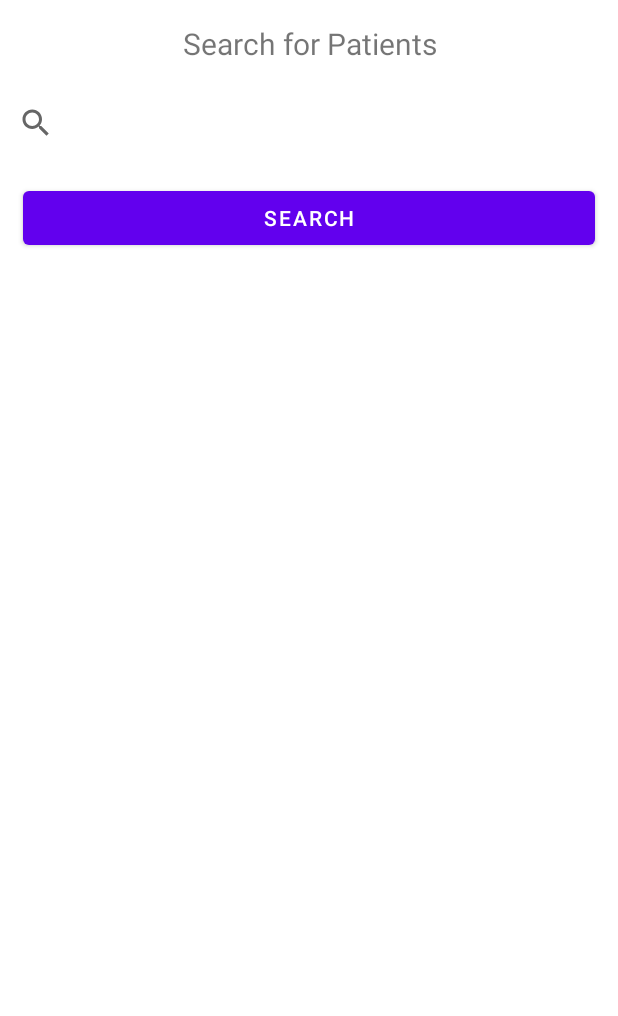
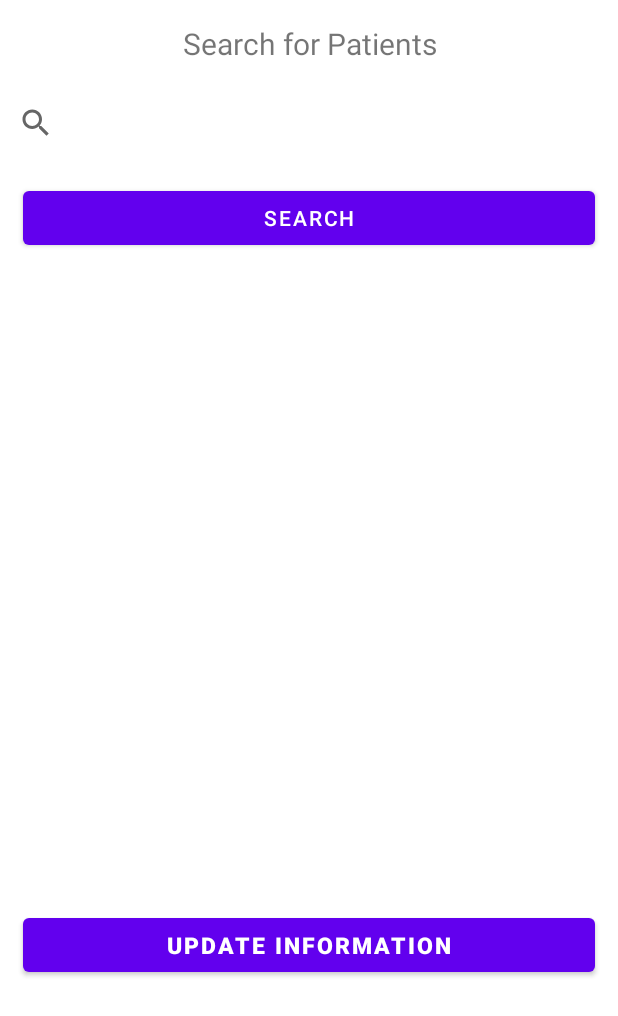
Before and after one commit to omarmohanned/HCCC, an Android app: the pati_list screen opened directly, with no data from a screen before it, on a phone screen of 412 x 824 dp. Shown: the top 1016 px of the screen. Run offline under Robolectric (Android 15) with nearby library versions, the phone set to English and light mode, and no system bars; our stand-ins replace Firebase (no records; nobody signed in at launch, a user with empty details on screens opened directly).

Commit message:
Hccc-app

```diff
--- a/app/src/main/java/com/example/hccc/admin_main.java
+++ b/app/src/main/java/com/example/hccc/admin_main.java
@@ -26,7 +26,7 @@ public class admin_main extends AppCompatActivity {
         start_sign_up = findViewById(R.id.start_sign_up);
         log_out = findViewById(R.id.log_out);
 
-//////spinner
+        //////spinner
         String[] users1 = {"select user type", "pharmacist", "Doctor", "Nurse", "Technician"};
 
         ArrayAdapter<String> arrayAdapter = new ArrayAdapter<>(getApplicationContext(), android.R.layout.simple_list_item_activated_1, users1);
@@ -34,7 +34,7 @@ public class admin_main extends AppCompatActivity {
         arrayAdapter.setDropDownViewResource(android.R.layout.simple_dropdown_item_1line);
 
         user_type.setAdapter(arrayAdapter);
-//////////
+        //////////
         start_sign_up.setOnClickListener(new View.OnClickListener() {
             @Override
             public void onClick(View view) {
--- a/app/src/main/java/com/example/hccc/log_in.java
+++ b/app/src/main/java/com/example/hccc/log_in.java
@@ -62,7 +62,6 @@ public class log_in extends AppCompatActivity {
                                 @Override
                                 public void onComplete(@NonNull Task<AuthResult> task) {
                                     firebaseUser = FirebaseAuth.getInstance().getCurrentUser();
-                                    firebaseUser.getUid();
                                     databaseReference.child("users").child(firebaseUser.getUid()).child("work").addValueEventListener(new ValueEventListener() {
                                         @Override
                                         public void onDataChange(@NonNull DataSnapshot snapshot) {
--- a/app/src/main/java/com/example/hccc/pati_list.java
+++ b/app/src/main/java/com/example/hccc/pati_list.java
@@ -1,5 +1,6 @@
 package com.example.hccc;
 
+import androidx.annotation.NonNull;
 import androidx.appcompat.app.AppCompatActivity;
 import androidx.recyclerview.widget.RecyclerView;
 
@@ -7,27 +8,185 @@ import android.annotation.SuppressLint;
 import android.os.Bundle;
 import android.view.View;
 import android.widget.Button;
+import android.widget.EditText;
+import android.widget.SearchView;
 import android.widget.TextView;
 import android.widget.Toast;
+import android.widget.ViewSwitcher;
+
+import com.google.firebase.auth.FirebaseAuth;
+import com.google.firebase.auth.FirebaseUser;
+import com.google.firebase.database.DataSnapshot;
+import com.google.firebase.database.DatabaseError;
+import com.google.firebase.database.DatabaseReference;
+import com.google.firebase.database.FirebaseDatabase;
+import com.google.firebase.database.ValueEventListener;
 
 public class pati_list extends AppCompatActivity {
-    private Button search;
-    private RecyclerView rec_view;
+    private Button search, update_info;
+    private EditText age_update, chronic_update, smoker_update;
+    private SearchView search_text;
+    private FirebaseAuth firebaseAuth;
+    private DatabaseReference databaseReference, databaseReference1;
+    private FirebaseUser firebaseUser;
+    private TextView name, age, balance, gender, chronic, national, smoker;
+    String nat;
+    int number_of_times = 0;
+
 
     @SuppressLint("MissingInflatedId")
     @Override
     protected void onCreate(Bundle savedInstanceState) {
         super.onCreate(savedInstanceState);
         setContentView(R.layout.activity_pati_list);
+        //////////
+        age_update = findViewById(R.id.age_update);
+        chronic_update = findViewById(R.id.chronic_update);
+        smoker_update = findViewById(R.id.smoker_update);
+
+        age_update.setVisibility(View.GONE);
+        chronic_update.setVisibility(View.GONE);
+        smoker_update.setVisibility(View.GONE);
+
         /////////////
-        search=findViewById(R.id.search);
-        rec_view=findViewById(R.id.rec_view);
+        search = findViewById(R.id.search);
+        update_info = findViewById(R.id.update_info);
+        name = findViewById(R.id.name);
+        age = findViewById(R.id.age);
+        balance = findViewById(R.id.balance);
+        gender = findViewById(R.id.gender);
+        chronic = findViewById(R.id.chronic);
+        national = findViewById(R.id.national);
+        smoker = findViewById(R.id.smoker);
+        search_text = findViewById(R.id.search_text);
+        ////////
+        firebaseAuth = FirebaseAuth.getInstance();
+        databaseReference = FirebaseDatabase.getInstance().getReference();
+        databaseReference1 = FirebaseDatabase.getInstance().getReference();
+        firebaseUser = FirebaseAuth.getInstance().getCurrentUser();
+        ////////
+
+
+        update_info.setOnClickListener(new View.OnClickListener() {
+            @Override
+            public void onClick(View view) {
+                number_of_times++;
+                Toast.makeText(getApplicationContext(), String.valueOf(number_of_times), Toast.LENGTH_LONG).show();
+                if (number_of_times <= 2) {
+                    age.setVisibility(View.GONE);
+                    chronic.setVisibility(View.GONE);
+                    smoker.setVisibility(View.GONE);
+///////
+                    age_update.setVisibility(View.VISIBLE);
+                    chronic_update.setVisibility(View.VISIBLE);
+                    smoker_update.setVisibility(View.VISIBLE);
+
+                    age_update.setHint("Update your age");
+                    chronic_update.setHint("Update your  chronic");
+                    smoker_update.setHint("Update your smoker status");
+
+                }
+            }
+        });
         ///////////
         search.setOnClickListener(new View.OnClickListener() {
             @Override
             public void onClick(View view) {
-                Toast.makeText(getApplicationContext(), search.getText().toString(), Toast.LENGTH_SHORT).show();
+                Toast.makeText(getApplicationContext(), search_text.getQuery(), Toast.LENGTH_SHORT).show();
+                databaseReference.child("pat_nat").child(search_text.getQuery().toString()).child("uid").addValueEventListener(new ValueEventListener() {
+                    @Override
+                    public void onDataChange(@NonNull DataSnapshot snapshot) {
+                        nat = snapshot.getValue(String.class);
+                        Toast.makeText(getApplicationContext(), nat, Toast.LENGTH_LONG).show();
+
+                        databaseReference1.child("pat").child(nat).child("age").addValueEventListener(new ValueEventListener() {
+                            @Override
+                            public void onDataChange(@NonNull DataSnapshot snapshot) {
+                                age.setText("THE PATIENT AGE is: " + snapshot.getValue(String.class));
+                            }
+
+                            @Override
+                            public void onCancelled(@NonNull DatabaseError error) {
+
+                            }
+                        });
+                        databaseReference1.child("pat").child(nat).child("chronic").addValueEventListener(new ValueEventListener() {
+                            @Override
+                            public void onDataChange(@NonNull DataSnapshot snapshot) {
+                                chronic.setText("THE PATIENT chronic disease is: " + snapshot.getValue(String.class));
+                            }
+
+                            @Override
+                            public void onCancelled(@NonNull DatabaseError error) {
+
+                            }
+                        });
+                        databaseReference1.child("pat").child(nat).child("gender").addValueEventListener(new ValueEventListener() {
+                            @Override
+                            public void onDataChange(@NonNull DataSnapshot snapshot) {
+                                gender.setText("THE PATIENT gender is: " + snapshot.getValue(String.class));
+                            }
+
+                            @Override
+                            public void onCancelled(@NonNull DatabaseError error) {
+
+                            }
+                        });
+                        databaseReference1.child("pat").child(nat).child("name").addValueEventListener(new ValueEventListener() {
+                            @Override
+                            public void onDataChange(@NonNull DataSnapshot snapshot) {
+                                name.setText("THE PATIENT name is: " + snapshot.getValue(String.class));
+                            }
+
+                            @Override
+                            public void onCancelled(@NonNull DatabaseError error) {
+
+                            }
+                        });
+                        databaseReference1.child("pat").child(nat).child("national").addValueEventListener(new ValueEventListener() {
+                            @Override
+                            public void onDataChange(@NonNull DataSnapshot snapshot) {
+                                national.setText("THE PATIENT national number is: " + snapshot.getValue(String.class));
+                            }
+
+                            @Override
+                            public void onCancelled(@NonNull DatabaseError error) {
+
+                            }
+                        });
+                        databaseReference1.child("pat").child(nat).child("smoker").addValueEventListener(new ValueEventListener() {
+                            @Override
+                            public void onDataChange(@NonNull DataSnapshot snapshot) {
+                                smoker.setText("Is the patient smoker or not : " + snapshot.getValue(String.class));
+                            }
+
+                            @Override
+                            public void onCancelled(@NonNull DatabaseError error) {
+
+                            }
+                        });
+                        databaseReference1.child("pat").child(nat).child("balance").addValueEventListener(new ValueEventListener() {
+                            @Override
+                            public void onDataChange(@NonNull DataSnapshot snapshot) {
+                                balance.setText("THE PATIENT balance is: " + snapshot.getValue(String.class));
+                            }
+
+                            @Override
+                            public void onCancelled(@NonNull DatabaseError error) {
+
+                            }
+                        });
+                    }
+
+                    @Override
+                    public void onCancelled(@NonNull DatabaseError error) {
+
+                    }
+                });
+
             }
+
         });
+
     }
 }
--- a/app/src/main/res/layout/activity_pati_list.xml
+++ b/app/src/main/res/layout/activity_pati_list.xml
@@ -28,6 +28,7 @@
                 />
 
             <SearchView
+                android:id="@+id/search_text"
                 android:layout_width="match_parent"
                 android:layout_height="match_parent" >
 
@@ -43,11 +44,113 @@
                 android:gravity="center"
                 android:layout_margin="15dp"/>
 
-            <androidx.recyclerview.widget.RecyclerView
+            <ScrollView
                 android:layout_width="match_parent"
-                android:layout_height="544dp"
-                android:id="@+id/rec_view"
-                />
+                android:layout_height="match_parent">
+
+                <LinearLayout
+                    android:layout_width="match_parent"
+                    android:layout_height="wrap_content"
+                    android:orientation="vertical" >
+
+                    <TextView
+                        android:id="@+id/name"
+                        android:layout_width="match_parent"
+                        android:layout_height="wrap_content"
+                        android:textStyle="bold"
+                        android:textSize="20dp"
+                        android:layout_margin="15dp"
+                         />
+
+                    <TextView
+                        android:id="@+id/age"
+                        android:layout_width="match_parent"
+                        android:layout_height="wrap_content"
+                        android:textStyle="bold"
+                        android:textSize="20dp"
+                        android:layout_margin="15dp" />
+
+                    <EditText
+                        android:id="@+id/age_update"
+                        android:layout_width="match_parent"
+                        android:layout_height="wrap_content"
+                        android:ems="10"
+                        android:inputType="textPersonName"
+                        android:textStyle="bold"
+                        android:textSize="20dp"
+                        android:layout_margin="15dp" />
+
+                    <TextView
+                        android:id="@+id/balance"
+                        android:layout_width="match_parent"
+                        android:layout_height="wrap_content"
+                        android:textStyle="bold"
+                        android:textSize="20dp"
+                        android:layout_margin="15dp" />
+
+                    <TextView
+                        android:id="@+id/gender"
+                        android:layout_width="match_parent"
+                        android:layout_height="wrap_content"
+                        android:textStyle="bold"
+                        android:textSize="20dp"
+                        android:layout_margin="15dp" />
+
+                    <TextView
+                        android:id="@+id/chronic"
+                        android:layout_width="match_parent"
+                        android:layout_height="wrap_content"
+                        android:textStyle="bold"
+                        android:textSize="20dp"
+                        android:layout_margin="15dp" />
+
+                    <EditText
+                        android:id="@+id/chronic_update"
+                        android:layout_width="match_parent"
+                        android:layout_height="wrap_content"
+                        android:ems="10"
+                        android:inputType="textPersonName"
+                        android:textStyle="bold"
+                        android:textSize="20dp"
+                        android:layout_margin="15dp"/>
+
+                    <TextView
+                        android:id="@+id/national"
+                        android:layout_width="match_parent"
+                        android:layout_height="wrap_content"
+                        android:layout_margin="15dp"
+                        android:textSize="20dp"
+                        android:textStyle="bold" />
+
+                    <TextView
+                        android:id="@+id/smoker"
+                        android:layout_width="match_parent"
+                        android:layout_height="wrap_content"
+                        android:textStyle="bold"
+                        android:textSize="20dp"
+                        android:layout_margin="15dp" />
+
+                    <EditText
+                        android:id="@+id/smoker_update"
+                        android:layout_width="match_parent"
+                        android:layout_height="wrap_content"
+                        android:ems="10"
+                        android:inputType="textPersonName"
+                        android:textStyle="bold"
+                        android:textSize="20dp"
+                        android:layout_margin="15dp" />
+
+                    <Button
+                        android:id="@+id/update_info"
+                        android:layout_width="match_parent"
+                        android:layout_height="wrap_content"
+                        android:text="Update Information"
+                        android:textStyle="bold"
+                        android:textSize="15dp"
+                        android:layout_margin="15dp"/>
+                </LinearLayout>
+            </ScrollView>
+
         </LinearLayout>
     </ScrollView>
 </androidx.constraintlayout.widget.ConstraintLayout>
```
Also changed, not shown: app/src/main/java/com/example/hccc/add_pati.java (+7 -1 lines), app/src/main/java/com/example/hccc/fav_adapter.java (added, +135 -0 lines), app/src/main/java/com/example/hccc/retrieve_doctor_list.java (added, +71 -0 lines), app/src/main/java/com/example/hccc/show_doc_adap.java (added, +85 -0 lines), app/src/main/java/com/example/hccc/view_doctor_pat.java (+32 -8 lines), app/src/main/res/layout/show_doctor_in_pationt.xml (added, +59 -0 lines).
